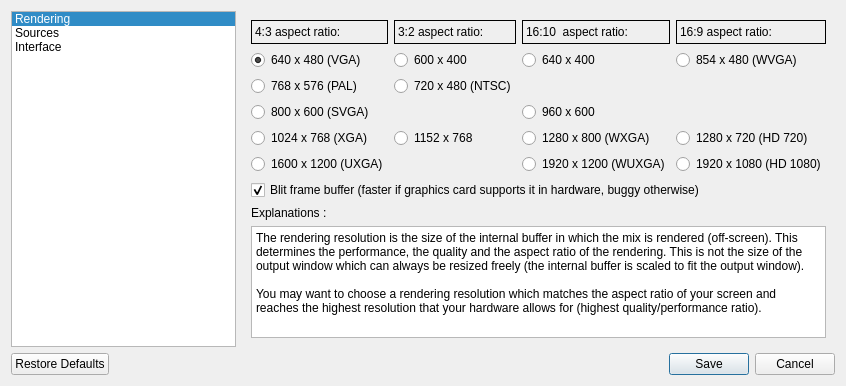
Above: src/UserPreferencesDialog.ui from markus-wa/glmixer-mirror before the change. Below: the same form after it.
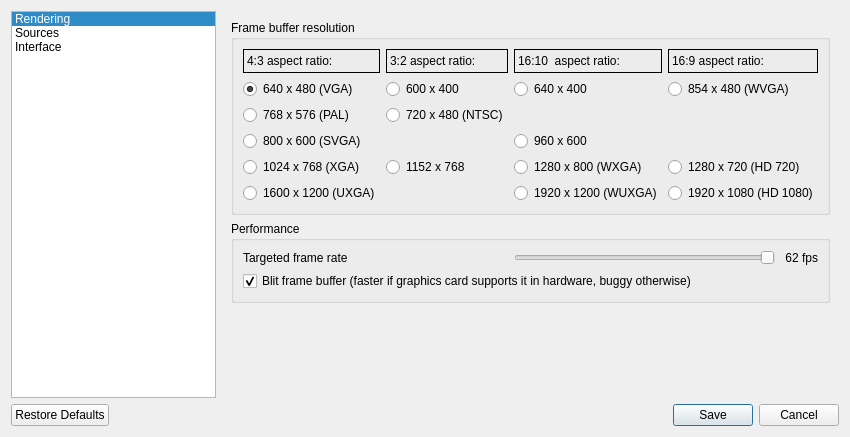
That is the form after the change. Icons and pictures are not drawn. Custom widgets are drawn as their Qt base class.

Commit message: Implemented fade in and out of rendering output window (with new action to activate desactivate rendering, and automatic fading when changing configuration). Implemented user preference (dialog and save / load) of fading options and of rendering update frequency.

Patch:
```diff
--- a/src/UserPreferencesDialog.ui
+++ b/src/UserPreferencesDialog.ui
@@ -6,8 +6,8 @@
    <rect>
     <x>0</x>
     <y>0</y>
-    <width>846</width>
-    <height>386</height>
+    <width>850</width>
+    <height>437</height>
    </rect>
   </property>
   <property name="windowTitle">
@@ -90,15 +90,19 @@
    </item>
    <item row="0" column="1">
     <widget class="QStackedWidget" name="stackedPreferences">
-     <property name="layoutDirection">
-      <enum>Qt::LeftToRight</enum>
-     </property>
      <property name="currentIndex">
       <number>0</number>
      </property>
      <widget class="QWidget" name="PageRendering">
       <layout class="QVBoxLayout" name="verticalLayout_6">
        <item>
+        <widget class="QGroupBox" name="Resolution">
+         <property name="toolTip">
+          <string>Size of the internal buffer where the mix is rendered: high resolution may slow down the rendering.</string>
+         </property>
+         <property name="title">
+          <string>Frame buffer resolution</string>
+         </property>
         <layout class="QGridLayout" name="gridLayout">
          <item row="0" column="0">
           <widget class="QLabel" name="label_4_3">
@@ -279,19 +283,68 @@
           </widget>
          </item>
         </layout>
+        </widget>
        </item>
        <item>
-        <spacer name="verticalSpacer_3">
+        <widget class="QGroupBox" name="groupBox_5">
+         <property name="title">
+          <string>Performance</string>
+         </property>
+         <layout class="QVBoxLayout" name="verticalLayout_8">
+          <item>
+           <layout class="QHBoxLayout" name="horizontalLayout_6">
+            <property name="spacing">
+             <number>10</number>
+            </property>
+            <item>
+             <widget class="QLabel" name="label_6">
+              <property name="sizePolicy">
+               <sizepolicy hsizetype="Expanding" vsizetype="Preferred">
+                <horstretch>0</horstretch>
+                <verstretch>0</verstretch>
+               </sizepolicy>
+              </property>
+              <property name="text">
+               <string>Targeted frame rate  </string>
+              </property>
+             </widget>
+            </item>
+            <item>
+             <widget class="QSlider" name="updatePeriod">
+              <property name="sizePolicy">
+               <sizepolicy hsizetype="Expanding" vsizetype="Fixed">
+                <horstretch>0</horstretch>
+                <verstretch>0</verstretch>
+               </sizepolicy>
+              </property>
+              <property name="minimum">
+               <number>16</number>
+              </property>
+              <property name="maximum">
+               <number>65</number>
+              </property>
          <property name="orientation">
-          <enum>Qt::Vertical</enum>
-         </property>
-         <property name="sizeHint" stdset="0">
-          <size>
-           <width>20</width>
-           <height>7</height>
-          </size>
-         </property>
-        </spacer>
+               <enum>Qt::Horizontal</enum>
+              </property>
+              <property name="invertedAppearance">
+               <bool>true</bool>
+              </property>
+              <property name="invertedControls">
+               <bool>false</bool>
+              </property>
+             </widget>
+            </item>
+            <item>
+             <widget class="QLabel" name="frameRateString">
+              <property name="text">
+               <string>62 fps</string>
+              </property>
+              <property name="alignment">
+               <set>Qt::AlignRight|Qt::AlignTrailing|Qt::AlignVCenter</set>
+              </property>
+             </widget>
+            </item>
+           </layout>
        </item>
        <item>
         <widget class="QCheckBox" name="activateBlitFrameBuffer">
@@ -306,25 +359,21 @@
          </property>
         </widget>
        </item>
-       <item>
-        <layout class="QVBoxLayout" name="verticalLayout">
-         <item>
-          <widget class="QLabel" name="labelExplanations">
-           <property name="text">
-            <string>Explanations :</string>
-           </property>
-          </widget>
-         </item>
-         <item>
-          <widget class="QPlainTextEdit" name="Explanations">
-           <property name="plainText">
-            <string>The rendering resolution is the size of the internal buffer in which the mix is rendered (off-screen). This determines the performance, the quality and the aspect ratio of the rendering. This is not the size of the output window which can always be resized freely (the internal buffer is scaled to fit the output window).
-
-You may want to choose a rendering resolution which matches the aspect ratio of your screen and reaches the highest resolution that your hardware allows for (highest quality/performance ratio). </string>
-           </property>
-          </widget>
-         </item>
-        </layout>
+         </layout>
+        </widget>
+       </item>
+       <item>
+        <spacer name="verticalSpacer_3">
+         <property name="orientation">
+          <enum>Qt::Vertical</enum>
+         </property>
+         <property name="sizeHint" stdset="0">
+          <size>
+           <width>20</width>
+           <height>7</height>
+          </size>
+         </property>
+        </spacer>
        </item>
       </layout>
      </widget>
@@ -591,6 +640,73 @@
          </layout>
         </widget>
        </item>
+       <item>
+        <widget class="QGroupBox" name="groupBox">
+         <property name="toolTip">
+          <string>Smoothing fade in or out when closing or openning a session.</string>
+         </property>
+         <property name="title">
+          <string>Transition fade in/out</string>
+         </property>
+         <layout class="QVBoxLayout" name="verticalLayout">
+          <item>
+           <layout class="QHBoxLayout" name="horizontalLayout_2">
+            <item>
+             <widget class="QLabel" name="label">
+              <property name="text">
+               <string>Duration (miliseconds, 0 to disable)</string>
+              </property>
+             </widget>
+            </item>
+            <item>
+             <widget class="QSpinBox" name="transitionDuration">
+              <property name="toolTip">
+               <string>How long does the transition take.</string>
+              </property>
+              <property name="maximum">
+               <number>5000</number>
+              </property>
+              <property name="singleStep">
+               <number>200</number>
+              </property>
+              <property name="value">
+               <number>1000</number>
+              </property>
+             </widget>
+            </item>
+           </layout>
+          </item>
+          <item>
+           <widget class="QListWidget" name="easingCurvePicker">
+            <property name="sizePolicy">
+             <sizepolicy hsizetype="Expanding" vsizetype="Preferred">
+              <horstretch>0</horstretch>
+              <verstretch>0</verstretch>
+             </sizepolicy>
+            </property>
+            <property name="maximumSize">
+             <size>
+              <width>16777215</width>
+              <height>120</height>
+             </size>
+            </property>
+            <property name="toolTip">
+             <string>Choose the transition curve (opacity variation  in time)</string>
+            </property>
+            <property name="isWrapping" stdset="0">
+             <bool>false</bool>
+            </property>
+            <property name="viewMode">
+             <enum>QListView::IconMode</enum>
+            </property>
+            <property name="selectionRectVisible">
+             <bool>false</bool>
+            </property>
+           </widget>
+          </item>
+         </layout>
+        </widget>
+       </item>
        <item>
         <widget class="QGroupBox" name="groupBox_2">
          <property name="title">
```
Left out of the diff: 20 changed lines with no effect on the pictures. Lines whose indentation alone changed are shown as unchanged. The commit also changes 11 other files.
